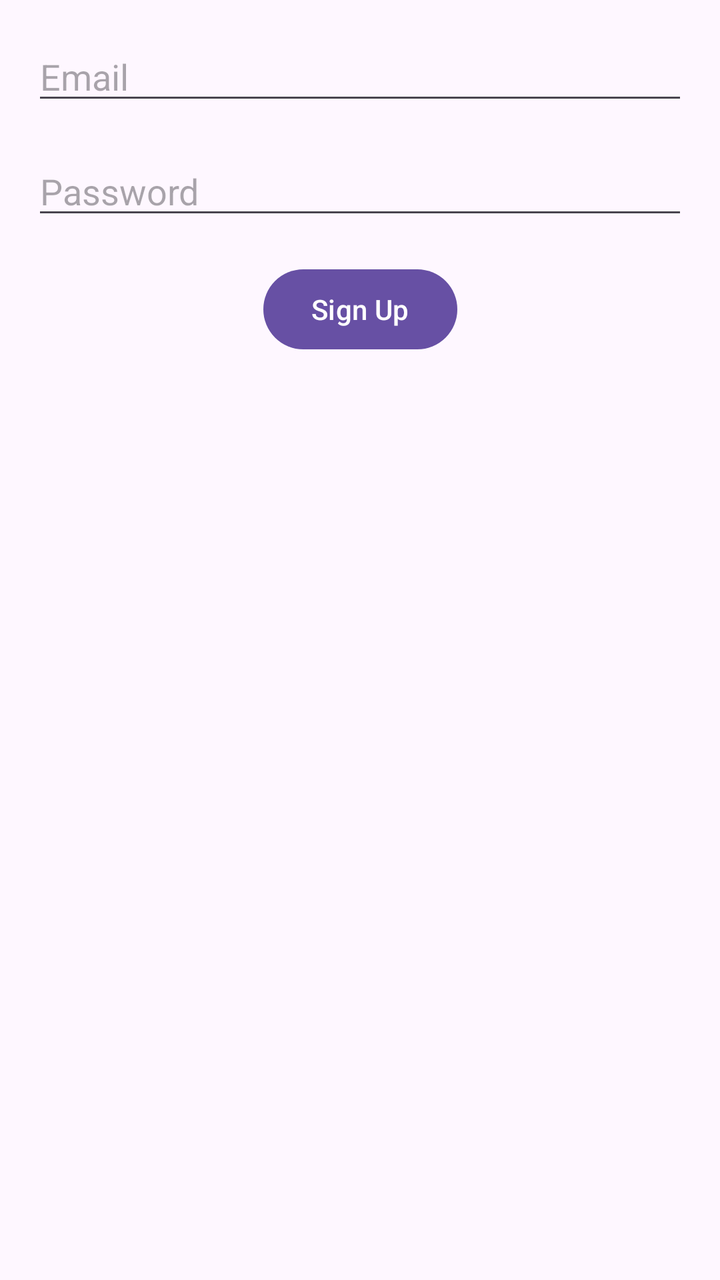
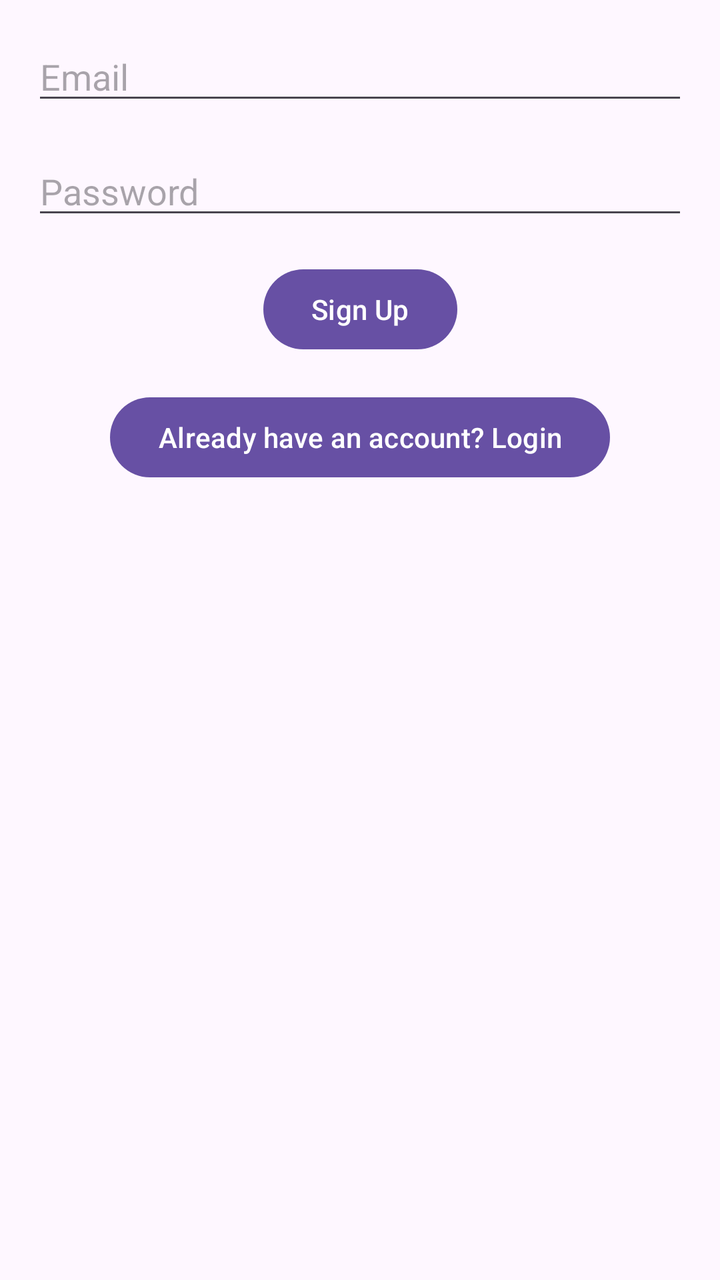

Two renders of the same Android screen: before a commit and after it. Below are the layout's source before the change and the commit's diff.
<!-- AndroidManifest.xml: application theme Theme.MAP_LAB_UTS -->
<!-- res/layout/activity_signup.xml -->
<?xml version="1.0" encoding="utf-8"?>
<androidx.constraintlayout.widget.ConstraintLayout xmlns:android="http://schemas.android.com/apk/res/android"
    xmlns:app="http://schemas.android.com/apk/res-auto"
    xmlns:tools="http://schemas.android.com/tools"
    android:layout_width="match_parent"
    android:layout_height="match_parent"
    tools:context=".SignupActivity">

    <EditText
        android:id="@+id/email"
        android:layout_width="0dp"
        android:layout_height="wrap_content"
        android:hint="Email"
        app:layout_constraintTop_toTopOf="parent"
        app:layout_constraintStart_toStartOf="parent"
        app:layout_constraintEnd_toEndOf="parent"
        android:layout_margin="16dp" />

    <EditText
        android:id="@+id/password"
        android:layout_width="0dp"
        android:layout_height="wrap_content"
        android:hint="Password"
        android:inputType="textPassword"
        app:layout_constraintTop_toBottomOf="@id/email"
        app:layout_constraintStart_toStartOf="parent"
        app:layout_constraintEnd_toEndOf="parent"
        android:layout_margin="16dp" />

    <Button
        android:id="@+id/signup_button"
        android:layout_width="wrap_content"
        android:layout_height="wrap_content"
        android:text="Sign Up"
        app:layout_constraintTop_toBottomOf="@id/password"
        app:layout_constraintStart_toStartOf="parent"
        app:layout_constraintEnd_toEndOf="parent"
        android:layout_marginTop="16dp" />
</androidx.constraintlayout.widget.ConstraintLayout>
<!-- resources referenced by this layout -->
<resources>
  <style name="Theme.MAP_LAB_UTS" parent="Base.Theme.MAP_LAB_UTS" />
  <style name="Base.Theme.MAP_LAB_UTS" parent="Theme.Material3.DayNight.NoActionBar">
          
          
      </style>
</resources>

<!-- the commit's change to res/layout/activity_signup.xml (unified diff, before → after) -->
@@ -36,4 +36,15 @@
         app:layout_constraintStart_toStartOf="parent"
         app:layout_constraintEnd_toEndOf="parent"
         android:layout_marginTop="16dp" />
+
+    <Button
+        android:id="@+id/btn_redirect_to_login"
+        android:layout_width="wrap_content"
+        android:layout_height="wrap_content"
+        android:text="Already have an account? Login"
+        app:layout_constraintTop_toBottomOf="@id/signup_button"
+        app:layout_constraintStart_toStartOf="parent"
+        app:layout_constraintEnd_toEndOf="parent"
+        android:layout_gravity="center"
+        android:layout_marginTop="16dp"/>
 </androidx.constraintlayout.widget.ConstraintLayout>
